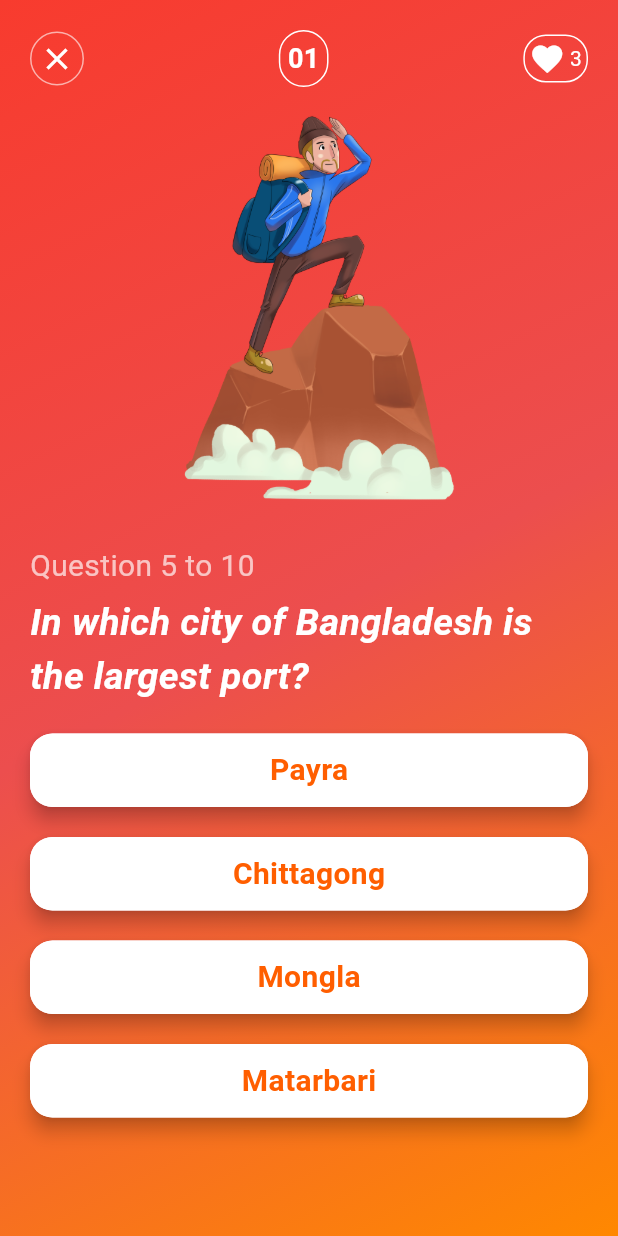
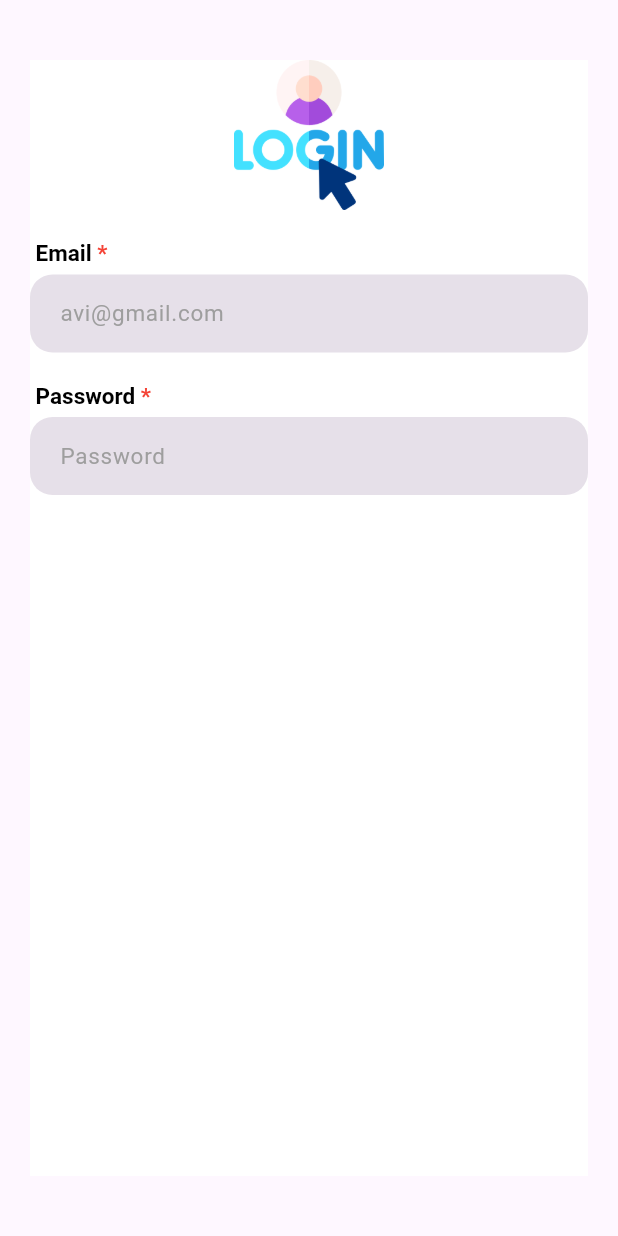
Before and after one commit to AvijitDasAvi/Quiz-App, a Flutter app: the screen it shows after launch, on a phone screen of 412 x 824 dp. Run offline on Flutter 3.47's test engine with Material 3 defaults, Android fonts, the phone set to English and light mode, and no system bars.

```diff
--- a/lib/main.dart
+++ b/lib/main.dart
@@ -1,5 +1,5 @@
 import 'package:flutter/material.dart';
-import 'package:quiz_app/pages/question.dart';
+import 'package:quiz_app/pages/login_page.dart';
 
 void main() {
   runApp(const MyApp());
@@ -13,7 +13,7 @@ class MyApp extends StatelessWidget {
     return MaterialApp(
       debugShowCheckedModeBanner: false,
       title: 'Quiz-App',
-      home: Question(),
+      home: LoginPage(),
     );
   }
 }
--- a/lib/pages/home_page.dart
+++ b/lib/pages/home_page.dart
@@ -59,12 +59,25 @@ class _HomePageState extends State<HomePage> {
                 height: 8.0,
               ),
               //Text widgets
-              Text(
-                "Let's Play for English",
-                style: TextStyle(
-                    color: Colors.redAccent,
-                    fontSize: 25.0,
-                    fontWeight: FontWeight.bold),
+              RichText(
+                text: TextSpan(
+                  children: [
+                    TextSpan(
+                      text: "Let's Play for ",
+                      style: TextStyle(
+                          color: Colors.redAccent,
+                          fontSize: 25.0,
+                          fontWeight: FontWeight.bold),
+                    ),
+                    TextSpan(
+                      text: "Flutter",
+                      style: TextStyle(
+                          color: Color.fromARGB(255, 42, 19, 255),
+                          fontSize: 30.0,
+                          fontWeight: FontWeight.bold),
+                    ),
+                  ],
+                ),
               ),
               Text(
                 "Be the first!",
--- /dev/null
+++ b/lib/pages/login_page.dart
@@ -0,0 +1,115 @@
+import 'package:flutter/material.dart';
+import 'package:quiz_app/widgets/text_widgets.dart';
+
+class LoginPage extends StatelessWidget {
+  const LoginPage({super.key});
+
+  @override
+  Widget build(BuildContext context) {
+    return Scaffold(
+      body: Container(
+        margin: EdgeInsets.symmetric(vertical: 40.0, horizontal: 20.0),
+        color: Colors.white,
+        child: Column(
+          crossAxisAlignment: CrossAxisAlignment.start,
+          children: [
+            Center(
+              child: Image.asset(
+                "assets/images/login.png",
+                height: 100,
+                width: 100,
+                fit: BoxFit.cover,
+              ),
+            ),
+            SizedBox(
+              height: 20.0,
+            ),
+            RichText(
+              text: TextSpan(
+                children: [
+                  TextSpan(
+                    text: " Email ",
+                    style: TextStyle(
+                        color: Colors.black,
+                        fontSize: 15.0,
+                        fontWeight: FontWeight.bold),
+                  ),
+                  TextSpan(
+                    text: "*",
+                    style: TextStyle(
+                        color: Colors.red,
+                        fontSize: 15.0,
+                        fontWeight: FontWeight.bold),
+                  ),
+                ],
+              ),
+            ),
+            SizedBox(
+              height: 5.0,
+            ),
+            TextFormField(
+              decoration: InputDecoration(
+                hintText: "avi@gmail.com",
+                hintStyle: AppTextStyle.labelStyle(),
+                filled: true,
+                border: OutlineInputBorder(
+                  borderRadius: BorderRadius.circular(15.0),
+                  borderSide: BorderSide.none,
+                ),
+                contentPadding: const EdgeInsets.only(
+                  top: 20.0,
+                  left: 16.0,
+                  right: 16.0,
+                  bottom: 8.0,
+                ),
+              ),
+            ),
+            SizedBox(
+              height: 20.0,
+            ),
+            RichText(
+              text: TextSpan(
+                children: [
+                  TextSpan(
+                    text: " Password ",
+                    style: TextStyle(
+                        color: Colors.black,
+                        fontSize: 15.0,
+                        fontWeight: FontWeight.bold),
+                  ),
+                  TextSpan(
+                    text: "*",
+                    style: TextStyle(
+                        color: Colors.red,
+                        fontSize: 15.0,
+                        fontWeight: FontWeight.bold),
+                  ),
+                ],
+              ),
+            ),
+            SizedBox(
+              height: 5.0,
+            ),
+            TextFormField(
+              decoration: InputDecoration(
+                hintText: "Password",
+                hintStyle: AppTextStyle.labelStyle(),
+                filled: true,
+                border: OutlineInputBorder(
+                  borderRadius: BorderRadius.circular(15.0),
+                  borderSide: BorderSide.none,
+                ),
+                contentPadding: const EdgeInsets.only(
+                  top: 20.0,
+                  left: 16.0,
+                  right: 16.0,
+                  bottom: 8.0,
+                ),
+              ),
+            ),
+          ],
+        ),
+      ),
+    );
+  }
+}
--- /dev/null
+++ b/lib/widgets/text_widgets.dart
@@ -0,0 +1,10 @@
+import 'package:flutter/material.dart';
+
+class AppTextStyle {
+  static TextStyle labelStyle() {
+    return TextStyle(
+      color: Colors.grey,
+      fontSize: 15.0,
+    );
+  }
+}
--- a/pubspec.yaml
+++ b/pubspec.yaml
@@ -30,8 +30,6 @@ environment:
 dependencies:
   flutter:
     sdk: flutter
-  firebase_core: ^3.5.0
-  cloud_firestore: ^5.4.2
 
   # The following adds the Cupertino Icons font to your application.
   # Use with the CupertinoIcons class for iOS style icons.
```
Also changed, not shown: assets/images/login.png (added).
